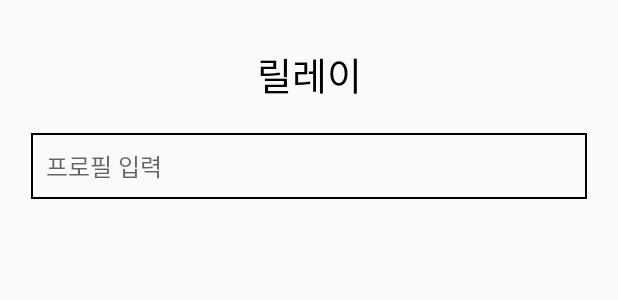
After one commit to imtaejugkim/Hackathone, an Android app built with Jetpack Compose: the layout activity_main3_posting_relay_search.xml on its own in the app's theme, with its tools: preview values and no code run, on a phone screen of 412 x 824 dp. The commit adds this screen. Shown: the top 300 px of the screen. Run offline under Robolectric (Android 15) with nearby library versions, the phone set to English and light mode, and no system bars.

Commit message:
게시물 업로드 수정

```diff
--- /dev/null
+++ b/front/HackathoneOneBite/app/src/main/java/com/example/hackathoneonebite/main/fragment/Main3PostingRelaySearchActivity.kt
@@ -0,0 +1,4 @@
+package com.example.hackathoneonebite.main.fragment
+
+class Main3PostingRelaySearchActivity {
+}
--- a/front/HackathoneOneBite/app/src/main/java/com/example/hackathoneonebite/main/fragment/Main3PostingSelectActivity.kt
+++ b/front/HackathoneOneBite/app/src/main/java/com/example/hackathoneonebite/main/fragment/Main3PostingSelectActivity.kt
@@ -75,9 +75,8 @@ class Main3PostingSelectActivity : AppCompatActivity() {
         registerButton.setOnClickListener {
             val selectedImagePath = photoList.getOrNull(adapter.selectedPosition)
             val resultIntent = Intent()
-            val contentIntent = Intent()
             resultIntent.putExtra("selected_image_path", selectedImagePath)
-            contentIntent.putExtra("contents_id", clickedLayoutId)
+            resultIntent.putExtra("contents_id", clickedLayoutId)
             setResult(Activity.RESULT_OK, resultIntent)
             finish()
         }
@@ -109,7 +108,7 @@ class Main3PostingSelectActivity : AppCompatActivity() {
                     MediaStore.Images.Media.EXTERNAL_CONTENT_URI,
                     imageId
                 ).toString()
-                photoList.add(imagePath)
+                photoList.add(0,imagePath)
             }
             adapter.notifyDataSetChanged()
         }
--- a/front/HackathoneOneBite/app/src/main/res/layout/activity_main3_posting_making.xml
+++ b/front/HackathoneOneBite/app/src/main/res/layout/activity_main3_posting_making.xml
@@ -53,7 +53,7 @@
         android:visibility="gone"/>
 
     <include
-        android:id="@+id/postImageLayout_pseudo"
+        android:id="@+id/postImageLayoutFilm"
         layout="@layout/post_frame1"
         android:visibility="invisible"
         android:layout_width="0dp"
--- /dev/null
+++ b/front/HackathoneOneBite/app/src/main/res/layout/activity_main3_posting_relay_search.xml
@@ -0,0 +1,52 @@
+<?xml version="1.0" encoding="utf-8"?>
+<androidx.constraintlayout.widget.ConstraintLayout
+    xmlns:android="http://schemas.android.com/apk/res/android"
+    android:layout_width="match_parent"
+    android:layout_height="match_parent"
+    xmlns:app="http://schemas.android.com/apk/res-auto"
+    xmlns:tools="http://schemas.android.com/tools">
+
+    <androidx.constraintlayout.widget.Guideline
+        android:id="@+id/guidelineStart"
+        android:layout_width="wrap_content"
+        android:layout_height="wrap_content"
+        android:orientation="vertical"
+        app:layout_constraintGuide_percent="0.05" />
+
+    <androidx.constraintlayout.widget.Guideline
+        android:id="@+id/guidelineEnd"
+        android:layout_width="wrap_content"
+        android:layout_height="wrap_content"
+        android:orientation="vertical"
+        app:layout_constraintGuide_percent="0.95" />
+
+    <TextView
+        android:id="@+id/textView"
+        android:layout_width="wrap_content"
+        android:layout_height="wrap_content"
+        android:text="릴레이"
+        android:textSize="25dp"
+        android:textColor="@android:color/black"
+        app:layout_constraintStart_toStartOf="@id/guidelineStart"
+        app:layout_constraintEnd_toEndOf="@+id/guidelineEnd"
+        app:layout_constraintTop_toTopOf="parent"
+        android:layout_marginTop="30dp" />
+
+    <EditText
+        android:id="@+id/searchEdit"
+        android:layout_width="0dp"
+        android:layout_height="wrap_content"
+        android:background="@drawable/search_border"
+        app:layout_constraintStart_toStartOf="@id/guidelineStart"
+        app:layout_constraintStart_toEndOf="@id/guidelineEnd"
+        app:layout_constraintTop_toBottomOf="@id/textView"
+        android:layout_marginTop="20dp"
+        android:padding="10dp"
+        android:drawablePadding="8dp"
+        android:hint="프로필 입력"
+        android:textSize="16sp"
+        app:layout_constraintWidth_percent="0.9"/>
+
+
+
+</androidx.constraintlayout.widget.ConstraintLayout>
--- a/front/HackathoneOneBite/app/src/main/res/layout/activity_main3_posting_select.xml
+++ b/front/HackathoneOneBite/app/src/main/res/layout/activity_main3_posting_select.xml
@@ -24,7 +24,7 @@
         android:id="@+id/textView"
         android:layout_width="wrap_content"
         android:layout_height="wrap_content"
-        android:text="사진 업로드"
+        android:text="게시물 업로드"
         android:textSize="25dp"
         android:textColor="@android:color/black"
         app:layout_constraintStart_toStartOf="@id/guidelineStart"
```
Also changed, not shown: front/HackathoneOneBite/app/src/main/java/com/example/hackathoneonebite/main/fragment/Main3PostingFragment.kt (+4 -4 lines), front/HackathoneOneBite/app/src/main/java/com/example/hackathoneonebite/main/fragment/Main3PostingMakingActivity.kt (+58 -16 lines), front/HackathoneOneBite/app/src/main/res/layout/fragment_main3_posting.xml (+76 -75 lines).
